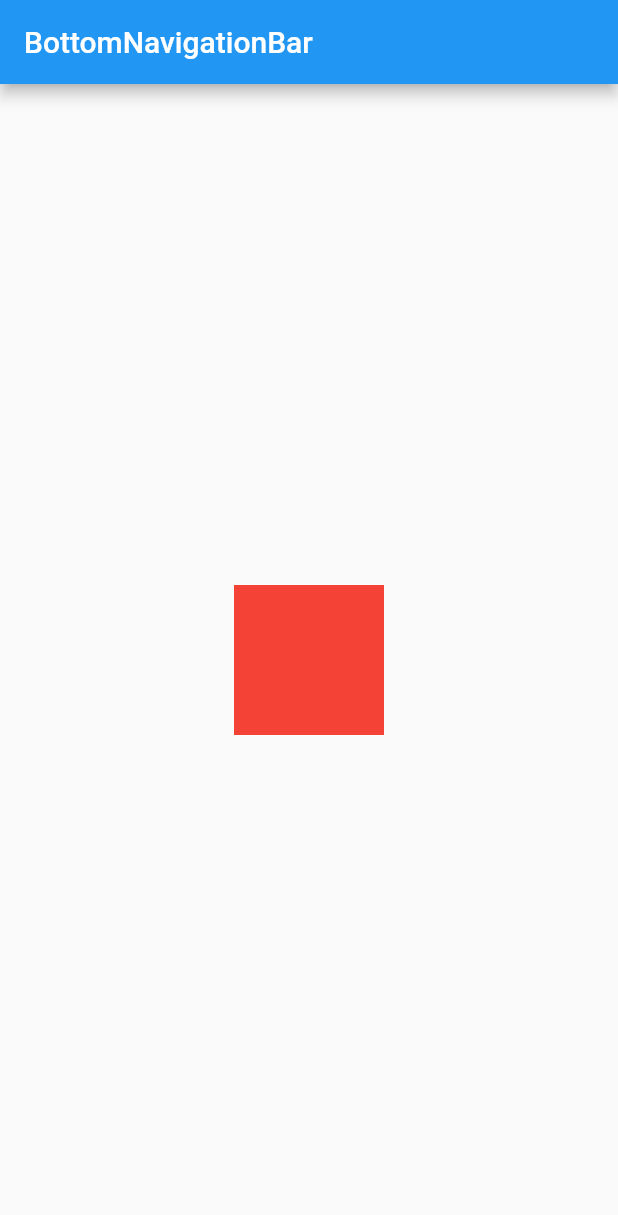
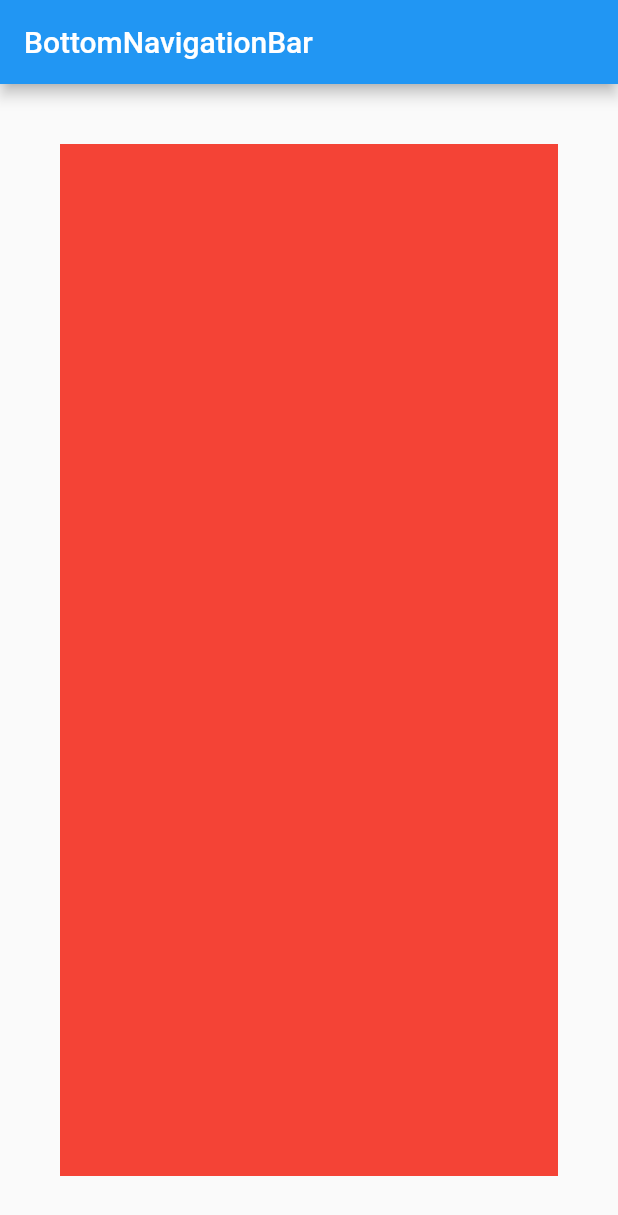
Before and after one commit to chihyeonWON/Flutter-Widget, a Flutter app: the screen it shows after launch, on a phone screen of 412 x 824 dp. Shown: the top 1215 px of the screen. Run offline on Flutter 3.47's test engine with Material 2 defaults, Android fonts, the phone set to English and light mode, and no system bars.

Commit message:
Padding 실습

```diff
--- a/lib/main.dart
+++ b/lib/main.dart
@@ -24,11 +24,10 @@ class MyHomePage extends StatelessWidget {
             appBar: AppBar(
               title: Text('BottomNavigationBar'),
             ),
-            body:Center(
+            body:Padding(
+              padding:const EdgeInsets.all(40.0),
               child:Container(
                 color:Colors.red,
-                width:100,
-                height:100,
               )
             )
     );
```
